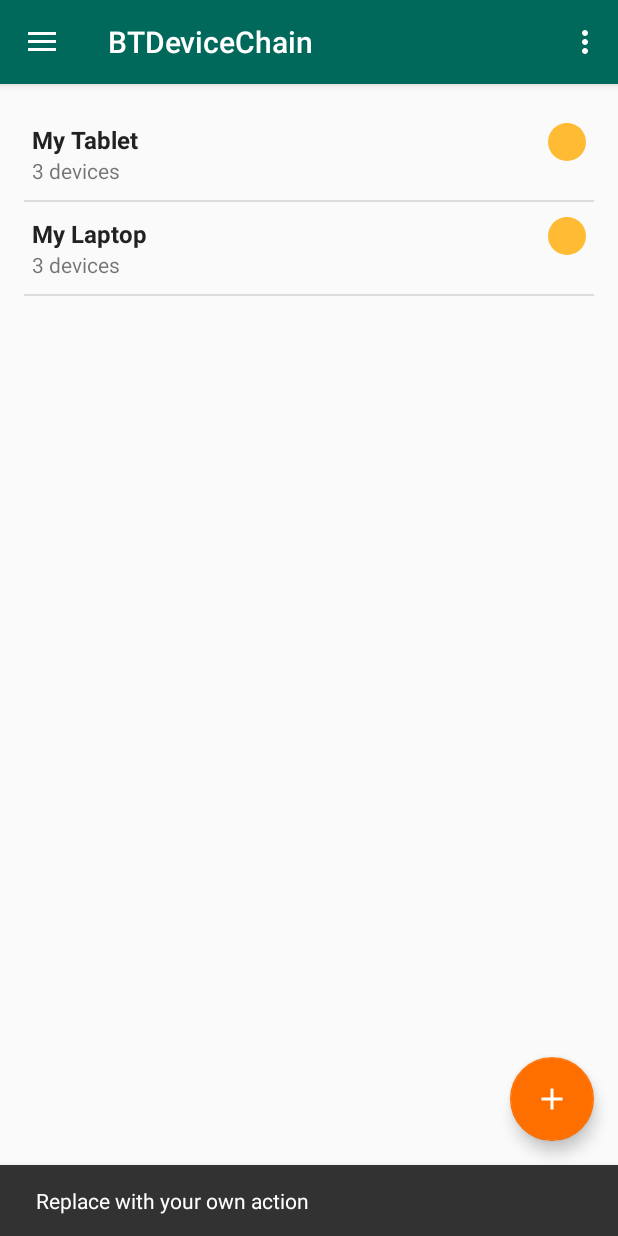
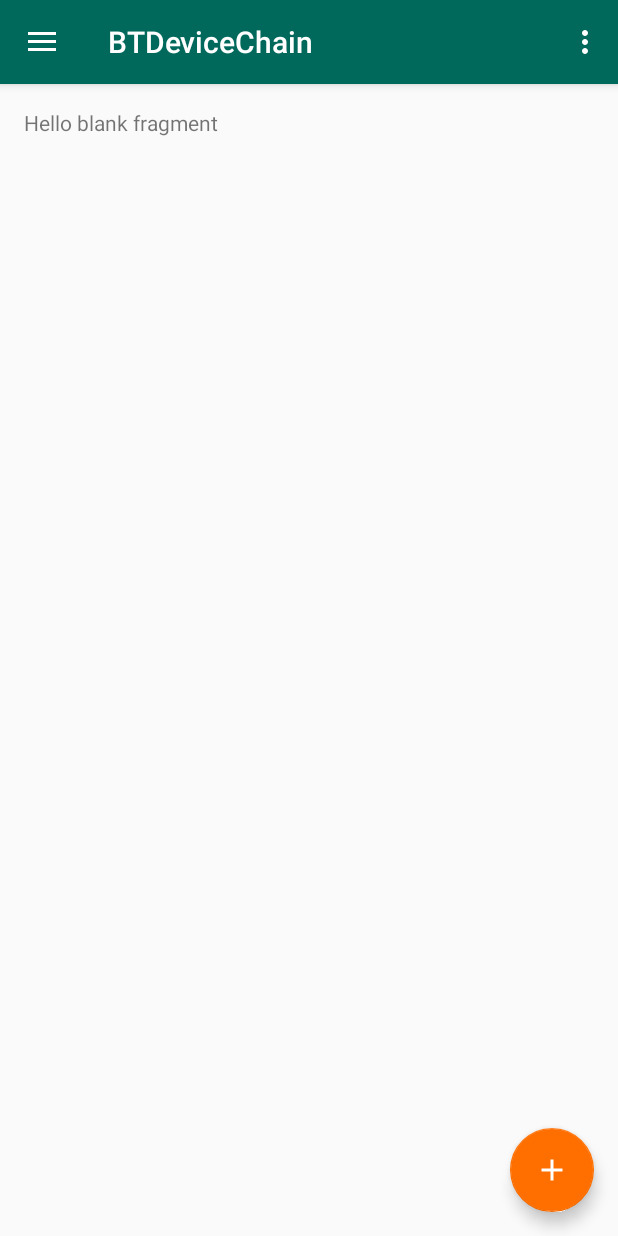
Before and after one commit to ChanakaR/BTDeviceChain, an Android app: the screen it shows after launch (MainActivity), after a tap on an icon or button, on a phone screen of 412 x 824 dp. Run offline under Robolectric (Android 15) with nearby library versions, the phone set to English and light mode, and no system bars.

Commit message:
removed chain class and changed some of class names since main layout has changed. Added data access (da) package

```diff
--- a/app/src/main/java/com/wbn/uom/btdevicechain/MainActivity.java
+++ b/app/src/main/java/com/wbn/uom/btdevicechain/MainActivity.java
@@ -7,6 +7,7 @@ import android.support.design.widget.Snackbar;
 import android.support.v4.app.Fragment;
 import android.support.v4.app.FragmentManager;
 import android.support.v4.app.FragmentTransaction;
+import android.util.Log;
 import android.view.View;
 import android.support.design.widget.NavigationView;
 import android.support.v4.view.GravityCompat;
@@ -18,6 +19,7 @@ import android.view.Menu;
 import android.view.MenuItem;
 import android.widget.Toast;
 
+import com.wbn.uom.btdevicechain.view.DeviceSearchScreenFragment;
 import com.wbn.uom.btdevicechain.view.HomeScreenFragment;
 
 public class MainActivity extends AppCompatActivity
@@ -34,8 +36,10 @@ public class MainActivity extends AppCompatActivity
         fab.setOnClickListener(new View.OnClickListener() {
             @Override
             public void onClick(View view) {
-                Snackbar.make(view, "Replace with your own action", Snackbar.LENGTH_LONG)
-                        .setAction("Action", null).show();
+//                Snackbar.make(view, "Replace with your own action", Snackbar.LENGTH_LONG)
+//                        .setAction("Action", null).show();
+                Fragment deviceSearchFragment = new DeviceSearchScreenFragment();
+                changeFragment(deviceSearchFragment);
             }
         });
 
@@ -48,16 +52,29 @@ public class MainActivity extends AppCompatActivity
         NavigationView navigationView = (NavigationView) findViewById(R.id.nav_view);
         navigationView.setNavigationItemSelectedListener(this);
 
-        changeFragment();
+        //replace home screen by home screen fragment
+        Fragment homeFragment = new HomeScreenFragment();
+        changeFragment(homeFragment);
 
     }
 
+
+    // functionality on back pressed
     @Override
     public void onBackPressed() {
         DrawerLayout drawer = (DrawerLayout) findViewById(R.id.drawer_layout);
+        FragmentManager fm = getSupportFragmentManager();
+        int c = fm.getBackStackEntryCount();
+
         if (drawer.isDrawerOpen(GravityCompat.START)) {
             drawer.closeDrawer(GravityCompat.START);
-        } else {
+        }
+        else if (fm.getBackStackEntryCount() > 1) {
+            Log.i("MainActivity", "popping backstack");
+            fm.popBackStack();
+        }
+        else {
+            Log.i("MainActivity", "nothing on backstack, calling super");
             super.onBackPressed();
         }
     }
@@ -114,12 +131,12 @@ public class MainActivity extends AppCompatActivity
         toast.show();
     }
 
-    public void changeFragment(){
-        Fragment fragment = new HomeScreenFragment();
+    public void changeFragment(Fragment fragment){
+
         FragmentManager fm = getSupportFragmentManager();
         FragmentTransaction ft = fm.beginTransaction();
         ft.replace(R.id.content_main, fragment);
-        ft.commit();
+        ft.addToBackStack(null).commit();
     }
 
 }
--- /dev/null
+++ b/app/src/main/java/com/wbn/uom/btdevicechain/da/DeviceAccess.java
@@ -0,0 +1,44 @@
+package com.wbn.uom.btdevicechain.da;
+
+import com.wbn.uom.btdevicechain.model.Device;
+
+import java.util.ArrayList;
+import java.util.List;
+
+/**
+ * Created by inocer on 5/27/17.
+ */
+
+public class DeviceAccess {
+    List<Device> deviceList = new ArrayList<>();
+
+    public DeviceAccess(){
+        prepareDummyData();
+    }
+
+    private void prepareDummyData(){
+        Device device = new Device("My Tablet");
+        device.setState("running");
+        deviceList.add(device);
+
+        device = new Device("My Laptop");
+        device.setState("running");
+        deviceList.add(device);
+    }
+
+    public List<Device> getDeviceList(){
+        return this.deviceList;
+    }
+
+    public void addDevice(Device device){
+        this.deviceList.add(device);
+    }
+
+    public void removeDevice(Device device){
+        this.deviceList.remove(device);
+    }
+
+    public Device getByPosition(int position){
+        return deviceList.get(position);
+    }
+}
--- a/app/src/main/java/com/wbn/uom/btdevicechain/model/Chain.java
+++ /dev/null
@@ -1,39 +0,0 @@
-package com.wbn.uom.btdevicechain.model;
-
-import java.util.List;
-
-/**
- * Created by chanaka on 4/16/17.
- * Class name   : Chain
- * Purpose      : Class for represent a group of devices. Contain device information
- */
-
-public class Chain {
-    private String name;
-    private String state;
-    private List<Device> deviceList;
-
-    public Chain(String name){
-        this.name = name;
-    }
-
-    public void setName(String name) {
-        this.name = name;
-    }
-
-    public String getName() {
-        return name;
-    }
-
-    public void setState(String state) {
-        this.state = state;
-    }
-
-    public String getState() {
-        return state;
-    }
-
-    public int getDeviceCount(){
-        return 3;
-    }
-}
--- a/app/src/main/java/com/wbn/uom/btdevicechain/model/Device.java
+++ b/app/src/main/java/com/wbn/uom/btdevicechain/model/Device.java
@@ -1,20 +1,38 @@
 package com.wbn.uom.btdevicechain.model;
 
+import java.util.List;
+
 /**
- * Created by   : chanaka on 4/19/17.
+ * Created by chanaka on 4/16/17.
  * Class name   : Device
- * Purpose      : This class represent for a Device. Contains device information like device name
- *              , device mac address, etc
+ * Purpose      : Class for represent a group of devices. Contain device information
  */
 
 public class Device {
     private String name;
+    private String state;
+
+    public Device(String name){
+        this.name = name;
+    }
+
+    public void setName(String name) {
+        this.name = name;
+    }
 
     public String getName() {
         return name;
     }
 
-    public void setName(String name) {
-        this.name = name;
+    public void setState(String state) {
+        this.state = state;
+    }
+
+    public String getState() {
+        return state;
+    }
+
+    public int getDeviceCount(){
+        return 3;
     }
 }
--- /dev/null
+++ b/app/src/main/java/com/wbn/uom/btdevicechain/view/DeviceListAdapter.java
@@ -0,0 +1,57 @@
+package com.wbn.uom.btdevicechain.view;
+
+import android.support.v7.widget.RecyclerView;
+import android.view.LayoutInflater;
+import android.view.View;
+import android.view.ViewGroup;
+import android.widget.TextView;
+
+import com.wbn.uom.btdevicechain.R;
+import com.wbn.uom.btdevicechain.model.Device;
+
+import java.util.List;
+
+/**
+ * Created by   : chanaka on 4/19/17.
+ * Class name   : DeviceListAdapter
+ * Purpose      : Adapter class for network list view in home screen
+ */
+
+public class DeviceListAdapter extends RecyclerView.Adapter<DeviceListAdapter.DeviceListViewHolder> {
+
+    private List<Device> deviceList;
+
+    public class DeviceListViewHolder extends RecyclerView.ViewHolder{
+        public TextView network_name, device_state;
+        public DeviceListViewHolder(View itemView) {
+            super(itemView);
+            network_name = (TextView)itemView.findViewById(R.id.network_name_home);
+            device_state = (TextView)itemView.findViewById(R.id.device_count_home);
+        }
+    }
+
+    public DeviceListAdapter(List<Device> deviceList){
+        this.deviceList = deviceList;
+    }
+
+    @Override
+    public DeviceListViewHolder onCreateViewHolder(ViewGroup parent, int viewType) {
+        View itemView = LayoutInflater.from(parent.getContext())
+                .inflate(R.layout.device_list_row,parent,false);
+        return new DeviceListViewHolder(itemView);
+    }
+
+    // change values of recycler view items
+    @Override
+    public void onBindViewHolder(DeviceListViewHolder holder, int position) {
+        Device device = deviceList.get(position);
+        holder.network_name.setText(device.getName());
+        holder.device_state.setText(device.getState());
+    }
+
+    @Override
+    public int getItemCount() {
+        return this.deviceList.size();
+    }
+
+}
--- a/app/src/main/java/com/wbn/uom/btdevicechain/view/NetworkScreenFragment.java
+++ b/app/src/main/java/com/wbn/uom/btdevicechain/view/DeviceSearchScreenFragment.java
@@ -1,7 +1,5 @@
 package com.wbn.uom.btdevicechain.view;
 
-import android.content.Context;
-import android.net.Uri;
 import android.os.Bundle;
 import android.support.v4.app.Fragment;
 import android.view.LayoutInflater;
@@ -15,13 +13,13 @@ import com.wbn.uom.btdevicechain.R;
  * Class name   : NetworkScreenFragment
  * Purpose      : Fragment class for the network detail view.
  */
-public class NetworkScreenFragment extends Fragment {
+public class DeviceSearchScreenFragment extends Fragment {
 
 
     @Override
     public View onCreateView(LayoutInflater inflater, ViewGroup container,
                              Bundle savedInstanceState) {
         // Inflate the layout for this fragment
-        return inflater.inflate(R.layout.fragment_network_screen, container, false);
+        return inflater.inflate(R.layout.fragment_device_search_screen, container, false);
     }
 }
--- a/app/src/main/java/com/wbn/uom/btdevicechain/view/HomeScreenFragment.java
+++ b/app/src/main/java/com/wbn/uom/btdevicechain/view/HomeScreenFragment.java
@@ -1,12 +1,8 @@
 package com.wbn.uom.btdevicechain.view;
 
-import android.content.Context;
-import android.graphics.Movie;
-import android.net.Uri;
 import android.os.Bundle;
 import android.support.v4.app.Fragment;
 import android.support.v7.widget.DefaultItemAnimator;
-import android.support.v7.widget.DividerItemDecoration;
 import android.support.v7.widget.LinearLayoutManager;
 import android.support.v7.widget.RecyclerView;
 import android.view.LayoutInflater;
@@ -15,7 +11,8 @@ import android.view.ViewGroup;
 import android.widget.Toast;
 
 import com.wbn.uom.btdevicechain.R;
-import com.wbn.uom.btdevicechain.model.Chain;
+import com.wbn.uom.btdevicechain.da.DeviceAccess;
+import com.wbn.uom.btdevicechain.model.Device;
 
 import java.util.ArrayList;
 import java.util.List;
@@ -28,9 +25,10 @@ import java.util.List;
 
 public class HomeScreenFragment extends Fragment {
 
-    private List<Chain> chainList = new ArrayList<>();
+    private List<Device> deviceList = new ArrayList<>();
     private RecyclerView recyclerView;
-    private NetworkListAdapter networkListAdapter;
+    private DeviceListAdapter deviceListAdapter;
+    private DeviceAccess deviceAccess;
 
     @Override
     public void onCreate(Bundle savedInstanceState) {
@@ -38,7 +36,7 @@ public class HomeScreenFragment extends Fragment {
 
         // Initialize dataset, this data would usually come from a local content provider or
         // remote server.
-        prepareDummyData();
+        deviceAccess = new DeviceAccess();
     }
 
     @Override
@@ -49,21 +47,21 @@ public class HomeScreenFragment extends Fragment {
 
         recyclerView = (RecyclerView) view.findViewById(R.id.network_list_recycler_view);
 
-        networkListAdapter = new NetworkListAdapter(chainList);
+        deviceListAdapter = new DeviceListAdapter(deviceAccess.getDeviceList());
         RecyclerView.LayoutManager mLayoutManager = new LinearLayoutManager(getActivity());
 
         recyclerView.setLayoutManager(mLayoutManager);
 
         recyclerView.setItemAnimator(new DefaultItemAnimator());
         recyclerView.addItemDecoration(new RecyclerViewItemDecorator(this.getContext(), LinearLayoutManager.VERTICAL));
-        recyclerView.setAdapter(networkListAdapter);
+        recyclerView.setAdapter(deviceListAdapter);
 
         recyclerView.addOnItemTouchListener(new RecyclerViewTouchListener(getActivity().getApplicationContext(),
                 recyclerView, new RecyclerViewClickListener() {
             @Override
             public void onClick(View view, int position) {
-                Chain chain = chainList.get(position);
-                Toast.makeText(getActivity().getApplicationContext(), chain.getName() + " is selected!", Toast.LENGTH_SHORT).show();
+                Device device = deviceAccess.getByPosition(position);
+                Toast.makeText(getActivity().getApplicationContext(), device.getName() + " is selected!", Toast.LENGTH_SHORT).show();
             }
 
             @Override
@@ -73,16 +71,9 @@ public class HomeScreenFragment extends Fragment {
         }));
 
 
+
         // Inflate the layout for this fragment
         return view;
     }
 
-    private void prepareDummyData(){
-        Chain chain = new Chain("My Tablet");
-        chainList.add(chain);
-
-        chain = new Chain("My Laptop");
-        chainList.add(chain);
-
-    }
 }
--- a/app/src/main/java/com/wbn/uom/btdevicechain/view/NetworkListAdapter.java
+++ /dev/null
@@ -1,65 +0,0 @@
-package com.wbn.uom.btdevicechain.view;
-
-import android.support.v7.widget.RecyclerView;
-import android.view.LayoutInflater;
-import android.view.View;
-import android.view.ViewGroup;
-import android.widget.TextView;
-
-import com.wbn.uom.btdevicechain.R;
-import com.wbn.uom.btdevicechain.model.Chain;
-
-import java.util.List;
-
-/**
- * Created by   : chanaka on 4/19/17.
- * Class name   : NetworkListAdapter
- * Purpose      : Adapter class for network list view in home screen
- */
-
-public class NetworkListAdapter extends RecyclerView.Adapter<NetworkListAdapter.NetworkListViewHolder> {
-
-    private List<Chain> chainList;
-
-    public class NetworkListViewHolder extends RecyclerView.ViewHolder{
-        public TextView network_name, device_count;
-        public NetworkListViewHolder(View itemView) {
-            super(itemView);
-            network_name = (TextView)itemView.findViewById(R.id.network_name_home);
-            device_count = (TextView)itemView.findViewById(R.id.device_count_home);
-        }
-    }
-
-    public NetworkListAdapter(List<Chain> chainList){
-        this.chainList = chainList;
-    }
-
-    @Override
-    public NetworkListViewHolder onCreateViewHolder(ViewGroup parent, int viewType) {
-        View itemView = LayoutInflater.from(parent.getContext())
-                .inflate(R.layout.network_list_row,parent,false);
-        return new NetworkListViewHolder(itemView);
-    }
-
-    @Override
-    public void onBindViewHolder(NetworkListViewHolder holder, int position) {
-        Chain chain = chainList.get(position);
-        holder.network_name.setText(chain.getName());
-
-        int d_count = chain.getDeviceCount();
-        String count_label = "0 devices";
-        if(d_count == 1){
-            count_label = "1 device";
-        }
-        else if(d_count > 1){
-            count_label = d_count + " devices";
-        }
-        holder.device_count.setText(count_label);
-    }
-
-    @Override
-    public int getItemCount() {
-        return this.chainList.size();
-    }
-
-}
--- a/app/src/main/res/layout/fragment_network_screen.xml
+++ b/app/src/main/res/layout/fragment_device_search_screen.xml
@@ -2,7 +2,7 @@
     xmlns:tools="http://schemas.android.com/tools"
     android:layout_width="match_parent"
     android:layout_height="match_parent"
-    tools:context=".view.NetworkScreenFragment">
+    tools:context=".view.DeviceSearchScreenFragment">
 
     <!-- TODO: Update blank fragment layout -->
     <TextView
```
Also changed, not shown: app/src/main/res/layout/device_list_row.xml (renamed from app/src/main/res/layout/network_list_row.xml).
